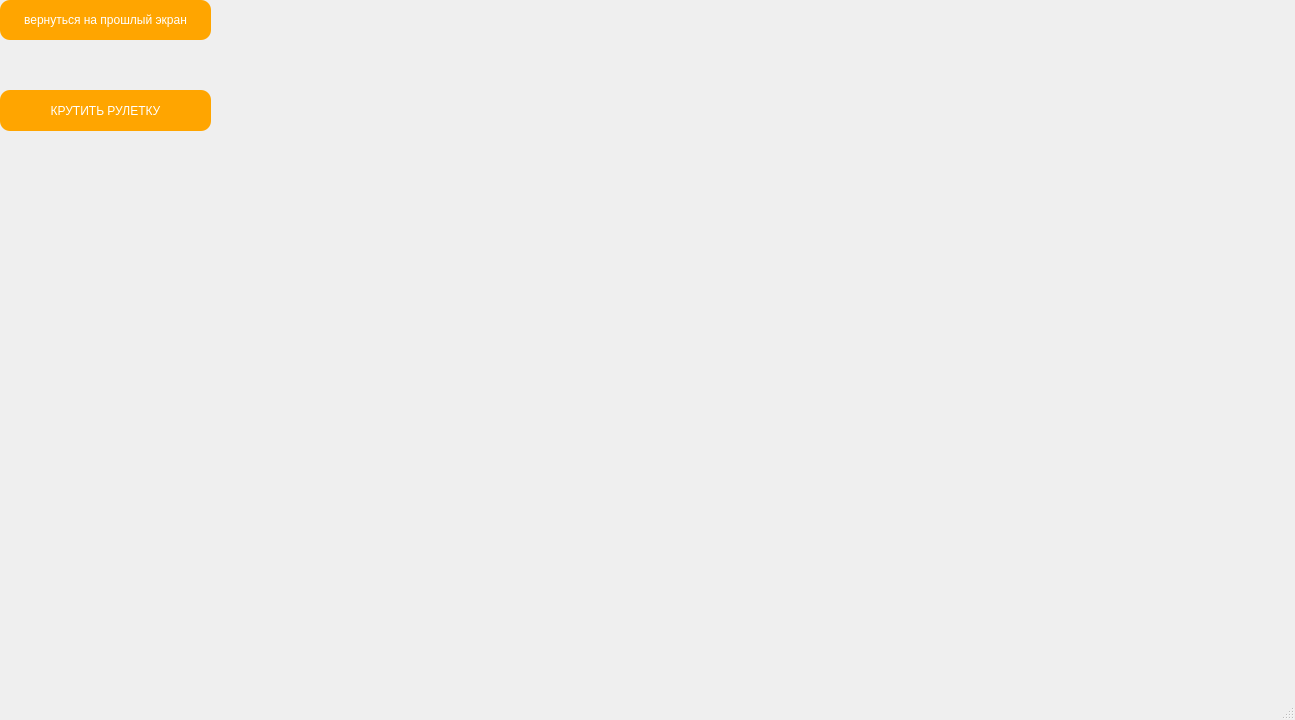
DjenDen1/applcationcasino, file casinoloot2/roulettegame.ui: the form before one commit.
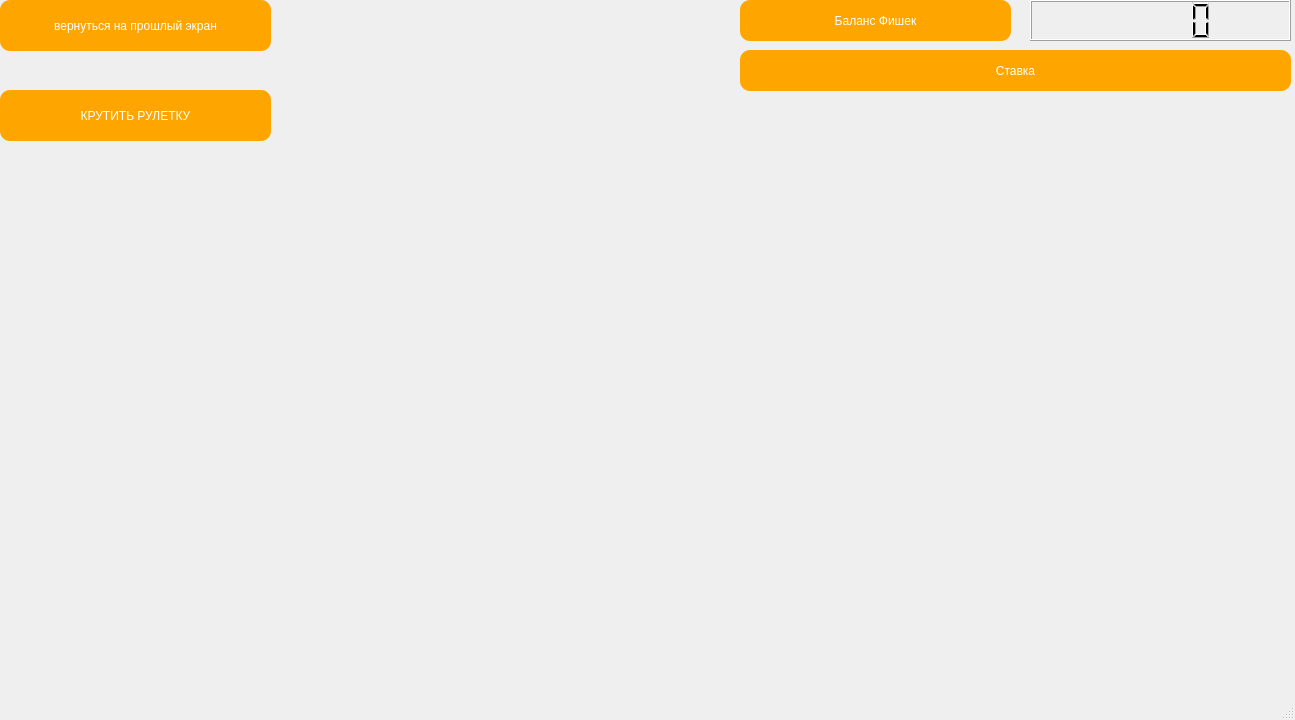
The form after the commit. Icons and pictures are not drawn.

What changed in the file:
```diff
--- a/casinoloot2/roulettegame.ui
+++ b/casinoloot2/roulettegame.ui
@@ -26,8 +26,8 @@
      <rect>
       <x>0</x>
       <y>0</y>
-      <width>211</width>
-      <height>40</height>
+      <width>271</width>
+      <height>51</height>
      </rect>
     </property>
     <property name="styleSheet">
@@ -62,8 +62,8 @@
      <rect>
       <x>0</x>
       <y>90</y>
-      <width>211</width>
-      <height>41</height>
+      <width>271</width>
+      <height>51</height>
      </rect>
     </property>
     <property name="styleSheet">
@@ -93,6 +93,88 @@
      <string>КРУТИТЬ РУЛЕТКУ</string>
     </property>
    </widget>
+   <widget class="QPushButton" name="on_pushButton_3">
+    <property name="geometry">
+     <rect>
+      <x>740</x>
+      <y>0</y>
+      <width>271</width>
+      <height>41</height>
+     </rect>
+    </property>
+    <property name="styleSheet">
+     <string notr="true">QPushButton
+{
+border:none;
+color:white;
+background-color:orange;
+font: 600 10.5pt &quot;Liberation Serif&quot;;
+position: absolute;
+border-radius: 10px;
+}
+QPushButton:Hover
+{
+    background-color:rgb(255,145,0);
+	border-radius: 10px;
+}
+QPushButton:pressed
+{
+	background-color:rgb(0,12,0);
+	color:rgb(0,255,0);
+	border-radius: 10px;
+	
+}</string>
+    </property>
+    <property name="text">
+     <string>Баланс Фишек</string>
+    </property>
+   </widget>
+   <widget class="QLCDNumber" name="lcdNumber">
+    <property name="geometry">
+     <rect>
+      <x>1030</x>
+      <y>0</y>
+      <width>261</width>
+      <height>41</height>
+     </rect>
+    </property>
+   </widget>
+   <widget class="QPushButton" name="on_pushButton_4">
+    <property name="geometry">
+     <rect>
+      <x>740</x>
+      <y>50</y>
+      <width>551</width>
+      <height>41</height>
+     </rect>
+    </property>
+    <property name="styleSheet">
+     <string notr="true">QPushButton
+{
+border:none;
+color:white;
+background-color:orange;
+font: 600 10.5pt &quot;Liberation Serif&quot;;
+position: absolute;
+border-radius: 10px;
+}
+QPushButton:Hover
+{
+    background-color:rgb(255,145,0);
+	border-radius: 10px;
+}
+QPushButton:pressed
+{
+	background-color:rgb(0,12,0);
+	color:rgb(0,255,0);
+	border-radius: 10px;
+	
+}</string>
+    </property>
+    <property name="text">
+     <string>Ставка</string>
+    </property>
+   </widget>
   </widget>
   <widget class="QMenuBar" name="menubar">
    <property name="geometry">
```
